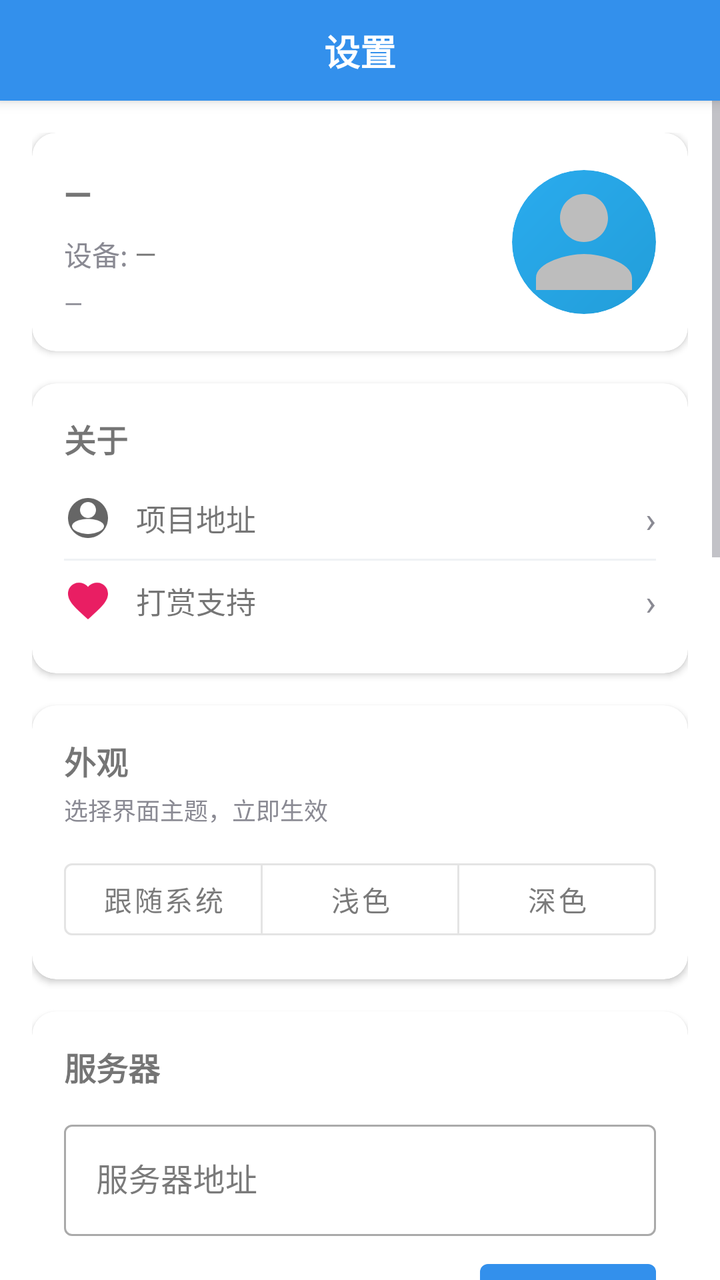
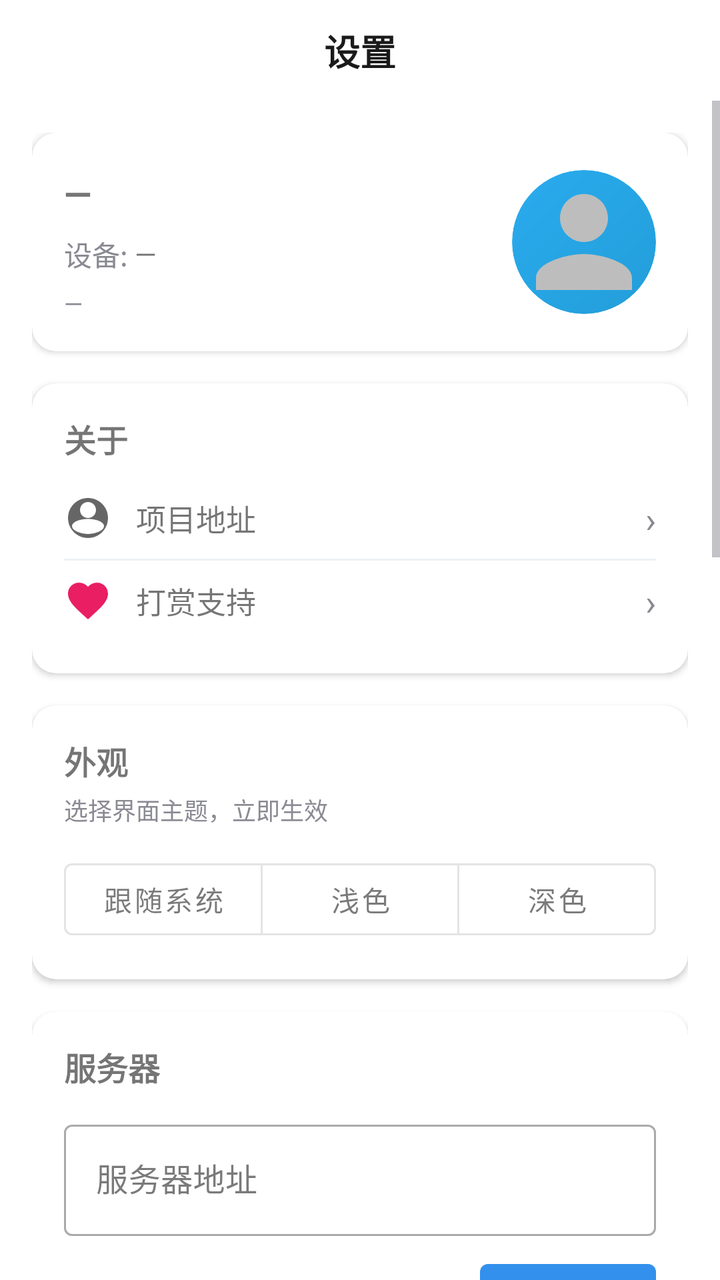

Before-and-after screenshots of an Android layout around one commit, followed by the original layout XML and the change that was made.
<!-- AndroidManifest.xml: application theme Theme.NotifySync -->
<!-- res/layout/fragment_settings.xml -->
<?xml version="1.0" encoding="utf-8"?>
<LinearLayout xmlns:android="http://schemas.android.com/apk/res/android"
    xmlns:app="http://schemas.android.com/apk/res-auto"
    android:layout_width="match_parent"
    android:layout_height="match_parent"
    android:orientation="vertical">

    
    <LinearLayout
        android:id="@+id/topBar"
        android:layout_width="match_parent"
        android:layout_height="wrap_content"
        android:orientation="horizontal"
        android:background="@color/brand_primary"
        android:elevation="4dp"
        android:padding="12dp"
        android:gravity="center_vertical">

        <TextView
            android:layout_width="0dp"
            android:layout_height="wrap_content"
            android:layout_weight="1"
            android:text="设置"
            android:gravity="center"
            android:textSize="18sp"
            android:textStyle="bold"
            android:textColor="@color/on_primary" />
    </LinearLayout>

    <ScrollView
        android:layout_width="match_parent"
        android:layout_height="0dp"
        android:layout_weight="1"
        android:fillViewport="true">

        <LinearLayout
            android:layout_width="match_parent"
            android:layout_height="wrap_content"
            android:orientation="vertical"
            android:padding="16dp">

            
            <com.google.android.material.card.MaterialCardView
                android:layout_width="match_parent"
                android:layout_height="wrap_content"
                android:layout_marginBottom="16dp"
                app:cardCornerRadius="12dp"
                app:cardElevation="2dp">

                <LinearLayout
                    android:layout_width="match_parent"
                    android:layout_height="wrap_content"
                    android:orientation="horizontal"
                    android:gravity="center_vertical"
                    android:padding="16dp">

                    
                    <LinearLayout
                        android:layout_width="0dp"
                        android:layout_height="wrap_content"
                        android:layout_weight="1"
                        android:orientation="vertical">

                        
                        <LinearLayout
                            android:id="@+id/llNickname"
                            android:layout_width="match_parent"
                            android:layout_height="wrap_content"
                            android:orientation="horizontal"
                            android:gravity="center_vertical"
                            android:clickable="true"
                            android:focusable="true"
                            android:background="?attr/selectableItemBackground"
                            android:paddingTop="2dp"
                            android:paddingBottom="2dp">

                            <TextView
                                android:id="@+id/tvDisplayName"
                                android:layout_width="0dp"
                                android:layout_height="wrap_content"
                                android:layout_weight="1"
                                android:text="—"
                                android:textSize="18sp"
                                android:textStyle="bold" />
                        </LinearLayout>

                        
                        <LinearLayout
                            android:id="@+id/llDeviceName"
                            android:layout_width="match_parent"
                            android:layout_height="wrap_content"
                            android:orientation="horizontal"
                            android:gravity="center_vertical"
                            android:clickable="true"
                            android:focusable="true"
                            android:background="?attr/selectableItemBackground"
                            android:paddingTop="2dp"
                            android:paddingBottom="2dp"
                            android:layout_marginTop="4dp">

                            <TextView
                                android:layout_width="wrap_content"
                                android:layout_height="wrap_content"
                                android:text="设备: "
                                android:textSize="14sp"
                                android:textColor="@color/on_surface_variant" />

                            <TextView
                                android:id="@+id/tvDeviceName"
                                android:layout_width="0dp"
                                android:layout_height="wrap_content"
                                android:layout_weight="1"
                                android:text="—"
                                android:textSize="14sp" />
                        </LinearLayout>

                        
                        <TextView
                            android:id="@+id/tvUsername"
                            android:layout_width="wrap_content"
                            android:layout_height="wrap_content"
                            android:text="—"
                            android:textSize="12sp"
                            android:textColor="@color/on_surface_variant"
                            android:layout_marginTop="4dp" />
                    </LinearLayout>

                    
                    <FrameLayout
                        android:id="@+id/flAvatar"
                        android:layout_width="72dp"
                        android:layout_height="72dp"
                        android:layout_marginStart="12dp"
                        android:clickable="true"
                        android:focusable="true"
                        android:background="?attr/selectableItemBackgroundBorderless">

                        <ImageView
                            android:id="@+id/ivAvatar"
                            android:layout_width="match_parent"
                            android:layout_height="match_parent"
                            android:scaleType="centerCrop"
                            android:src="@drawable/ic_default_avatar"
                            android:background="@drawable/bg_circle_avatar"
                            android:clipToOutline="true"
                            android:outlineProvider="background" />
                    </FrameLayout>
                </LinearLayout>
            </com.google.android.material.card.MaterialCardView>

            
            <com.google.android.material.card.MaterialCardView
                android:layout_width="match_parent"
                android:layout_height="wrap_content"
                android:layout_marginBottom="16dp"
                app:cardCornerRadius="12dp"
                app:cardElevation="2dp">

                <LinearLayout
                    android:layout_width="match_parent"
                    android:layout_height="wrap_content"
                    android:orientation="vertical"
                    android:padding="16dp">

                    <TextView
                        android:layout_width="wrap_content"
                        android:layout_height="wrap_content"
                        android:text="关于"
                        android:textStyle="bold"
                        android:textSize="16sp"
                        android:layout_marginBottom="8dp" />

                    
                    <LinearLayout
                        android:id="@+id/llProjectUrl"
                        android:layout_width="match_parent"
                        android:layout_height="wrap_content"
                        android:orientation="horizontal"
                        android:gravity="center_vertical"
                        android:clickable="true"
                        android:focusable="true"
                        android:background="?attr/selectableItemBackground"
                        android:paddingTop="8dp"
                        android:paddingBottom="8dp">

                        <ImageView
                            android:layout_width="24dp"
                            android:layout_height="24dp"
                            android:src="@drawable/ic_github"
                            android:layout_marginEnd="12dp" />

                        <TextView
                            android:layout_width="0dp"
                            android:layout_height="wrap_content"
                            android:layout_weight="1"
                            android:text="项目地址"
                            android:textSize="15sp" />

                        <TextView
                            android:layout_width="wrap_content"
                            android:layout_height="wrap_content"
                            android:text="›"
                            android:textSize="18sp"
                            android:textColor="@color/on_surface_variant" />
                    </LinearLayout>

                    <View
                        android:layout_width="match_parent"
                        android:layout_height="1dp"
                        android:background="@color/surface_variant" />

                    
                    <LinearLayout
                        android:id="@+id/llDonate"
                        android:layout_width="match_parent"
                        android:layout_height="wrap_content"
                        android:orientation="horizontal"
                        android:gravity="center_vertical"
                        android:clickable="true"
                        android:focusable="true"
                        android:background="?attr/selectableItemBackground"
                        android:paddingTop="8dp"
                        android:paddingBottom="8dp">

                        <ImageView
                            android:layout_width="24dp"
                            android:layout_height="24dp"
                            android:src="@drawable/ic_donate"
                            android:layout_marginEnd="12dp" />

                        <TextView
                            android:layout_width="0dp"
                            android:layout_height="wrap_content"
                            android:layout_weight="1"
                            android:text="打赏支持"
                            android:textSize="15sp" />

                        <TextView
                            android:layout_width="wrap_content"
                            android:layout_height="wrap_content"
                            android:text="›"
                            android:textSize="18sp"
                            android:textColor="@color/on_surface_variant" />
                    </LinearLayout>
                </LinearLayout>
            </com.google.android.material.card.MaterialCardView>

            
            <com.google.android.material.card.MaterialCardView
                android:layout_width="match_parent"
                android:layout_height="wrap_content"
                android:layout_marginBottom="16dp"
                app:cardCornerRadius="12dp"
                app:cardElevation="2dp">

                <LinearLayout
                    android:layout_width="match_parent"
                    android:layout_height="wrap_content"
                    android:orientation="vertical"
                    android:padding="16dp">

                    <TextView
                        android:layout_width="wrap_content"
                        android:layout_height="wrap_content"
                        android:text="外观"
                        android:textStyle="bold"
                        android:textSize="16sp"
                        android:layout_marginBottom="4dp" />

                    <TextView
                        android:layout_width="match_parent"
                        android:layout_height="wrap_content"
                        android:text="选择界面主题，立即生效"
                        android:textSize="12sp"
                        android:textColor="@color/on_surface_variant"
                        android:layout_marginBottom="12dp" />

                    <com.google.android.material.button.MaterialButtonToggleGroup
                        android:id="@+id/toggleTheme"
                        android:layout_width="match_parent"
                        android:layout_height="wrap_content"
                        app:singleSelection="true"
                        app:selectionRequired="true">

                        <com.google.android.material.button.MaterialButton
                            android:id="@+id/btnThemeSystem"
                            style="@style/Widget.MaterialComponents.Button.OutlinedButton"
                            android:layout_width="0dp"
                            android:layout_height="wrap_content"
                            android:layout_weight="1"
                            android:text="跟随系统" />

                        <com.google.android.material.button.MaterialButton
                            android:id="@+id/btnThemeLight"
                            style="@style/Widget.MaterialComponents.Button.OutlinedButton"
                            android:layout_width="0dp"
                            android:layout_height="wrap_content"
                            android:layout_weight="1"
                            android:text="浅色" />

                        <com.google.android.material.button.MaterialButton
                            android:id="@+id/btnThemeDark"
                            style="@style/Widget.MaterialComponents.Button.OutlinedButton"
                            android:layout_width="0dp"
                            android:layout_height="wrap_content"
                            android:layout_weight="1"
                            android:text="深色" />
                    </com.google.android.material.button.MaterialButtonToggleGroup>
                </LinearLayout>
            </com.google.android.material.card.MaterialCardView>

            
            <com.google.android.material.card.MaterialCardView
                android:layout_width="match_parent"
                android:layout_height="wrap_content"
                android:layout_marginBottom="16dp"
                app:cardCornerRadius="12dp"
                app:cardElevation="2dp">

                <LinearLayout
                    android:layout_width="match_parent"
                    android:layout_height="wrap_content"
                    android:orientation="vertical"
                    android:padding="16dp">

                    <TextView
                        android:layout_width="wrap_content"
                        android:layout_height="wrap_content"
                        android:text="服务器"
                        android:textStyle="bold"
                        android:textSize="16sp"
                        android:layout_marginBottom="12dp" />

                    <com.google.android.material.textfield.TextInputLayout
                        android:layout_width="match_parent"
                        android:layout_height="wrap_content"
                        style="@style/Widget.MaterialComponents.TextInputLayout.OutlinedBox"
                        android:layout_marginBottom="8dp">

                        <com.google.android.material.textfield.TextInputEditText
                            android:id="@+id/etServerUrl"
                            android:layout_width="match_parent"
                            android:layout_height="wrap_content"
                            android:hint="服务器地址"
                            android:inputType="textUri"
                            android:singleLine="true" />
                    </com.google.android.material.textfield.TextInputLayout>

                    <LinearLayout
                        android:layout_width="match_parent"
                        android:layout_height="wrap_content"
                        android:orientation="horizontal"
                        android:gravity="end">

                        <com.google.android.material.button.MaterialButton
                            android:id="@+id/btnTestConnection"
                            android:layout_width="wrap_content"
                            android:layout_height="wrap_content"
                            android:text="测试连接"
                            style="@style/Widget.MaterialComponents.Button.TextButton" />

                        <com.google.android.material.button.MaterialButton
                            android:id="@+id/btnSaveServerUrl"
                            android:layout_width="wrap_content"
                            android:layout_height="wrap_content"
                            android:text="保存" />
                    </LinearLayout>
                </LinearLayout>
            </com.google.android.material.card.MaterialCardView>

            
            <com.google.android.material.card.MaterialCardView
                android:layout_width="match_parent"
                android:layout_height="wrap_content"
                android:layout_marginBottom="16dp"
                app:cardCornerRadius="12dp"
                app:cardElevation="2dp">

                <LinearLayout
                    android:layout_width="match_parent"
                    android:layout_height="wrap_content"
                    android:orientation="vertical"
                    android:padding="16dp">

                    <TextView
                        android:layout_width="wrap_content"
                        android:layout_height="wrap_content"
                        android:text="通知监听权限"
                        android:textStyle="bold"
                        android:textSize="16sp"
                        android:layout_marginBottom="8dp" />

                    <LinearLayout
                        android:layout_width="match_parent"
                        android:layout_height="wrap_content"
                        android:orientation="horizontal"
                        android:gravity="center_vertical"
                        android:layout_marginBottom="12dp">

                        <TextView
                            android:layout_width="0dp"
                            android:layout_height="wrap_content"
                            android:layout_weight="1"
                            android:text="状态: " />

                        <TextView
                            android:id="@+id/tvPermissionStatus"
                            android:layout_width="wrap_content"
                            android:layout_height="wrap_content"
                            android:text="未授权"
                            android:textColor="@color/danger"
                            android:textStyle="bold" />
                    </LinearLayout>

                    <com.google.android.material.button.MaterialButton
                        android:id="@+id/btnNotificationPermission"
                        android:layout_width="match_parent"
                        android:layout_height="wrap_content"
                        android:text="去授权通知监听" />
                </LinearLayout>
            </com.google.android.material.card.MaterialCardView>

            
            <com.google.android.material.card.MaterialCardView
                android:layout_width="match_parent"
                android:layout_height="wrap_content"
                android:layout_marginBottom="16dp"
                app:cardCornerRadius="12dp"
                app:cardElevation="2dp">

                <LinearLayout
                    android:layout_width="match_parent"
                    android:layout_height="wrap_content"
                    android:orientation="vertical"
                    android:padding="16dp">

                    <TextView
                        android:layout_width="wrap_content"
                        android:layout_height="wrap_content"
                        android:text="短信验证码"
                        android:textStyle="bold"
                        android:textSize="16sp"
                        android:layout_marginBottom="4dp" />

                    <TextView
                        android:layout_width="match_parent"
                        android:layout_height="wrap_content"
                        android:text="开启后自动读取新短信，提取验证码并复制到剪贴板"
                        android:textSize="12sp"
                        android:textColor="@color/on_surface_variant"
                        android:layout_marginBottom="12dp" />

                    <LinearLayout
                        android:layout_width="match_parent"
                        android:layout_height="wrap_content"
                        android:orientation="horizontal"
                        android:gravity="center_vertical"
                        android:layout_marginBottom="12dp">

                        <TextView
                            android:layout_width="0dp"
                            android:layout_height="wrap_content"
                            android:layout_weight="1"
                            android:text="状态: " />

                        <TextView
                            android:id="@+id/tvSmsStatus"
                            android:layout_width="wrap_content"
                            android:layout_height="wrap_content"
                            android:text="未授权"
                            android:textColor="@color/danger"
                            android:textStyle="bold" />
                    </LinearLayout>

                    <LinearLayout
                        android:layout_width="match_parent"
                        android:layout_height="wrap_content"
                        android:orientation="horizontal"
                        android:gravity="center_vertical">

                        <TextView
                            android:layout_width="0dp"
                            android:layout_height="wrap_content"
                            android:layout_weight="1"
                            android:text="自动提取并复制验证码"
                            android:textSize="14sp" />

                        <com.google.android.material.button.MaterialButton
                            android:id="@+id/btnSmsPermission"
                            style="@style/Widget.MaterialComponents.Button.TextButton"
                            android:layout_width="wrap_content"
                            android:layout_height="wrap_content"
                            android:text="授权读取短信" />

                        <androidx.appcompat.widget.SwitchCompat
                            android:id="@+id/swSmsCapture"
                            android:layout_width="wrap_content"
                            android:layout_height="wrap_content" />
                    </LinearLayout>
                </LinearLayout>
            </com.google.android.material.card.MaterialCardView>

            
            <com.google.android.material.card.MaterialCardView
                android:layout_width="match_parent"
                android:layout_height="wrap_content"
                android:layout_marginBottom="16dp"
                app:cardCornerRadius="12dp"
                app:cardElevation="2dp">

                <LinearLayout
                    android:layout_width="match_parent"
                    android:layout_height="wrap_content"
                    android:orientation="vertical"
                    android:padding="16dp">

                    <TextView
                        android:layout_width="wrap_content"
                        android:layout_height="wrap_content"
                        android:text="应用过滤"
                        android:textStyle="bold"
                        android:textSize="16sp"
                        android:layout_marginBottom="8dp" />

                    <LinearLayout
                        android:layout_width="match_parent"
                        android:layout_height="wrap_content"
                        android:orientation="horizontal"
                        android:gravity="center_vertical"
                        android:layout_marginBottom="4dp">

                        <TextView
                            android:layout_width="0dp"
                            android:layout_height="wrap_content"
                            android:layout_weight="1"
                            android:text="仅同步所选应用"
                            android:textSize="14sp" />

                        <androidx.appcompat.widget.SwitchCompat
                            android:id="@+id/swFilterEnabled"
                            android:layout_width="wrap_content"
                            android:layout_height="wrap_content" />
                    </LinearLayout>

                    <TextView
                        android:layout_width="match_parent"
                        android:layout_height="wrap_content"
                        android:text="关闭 = 同步所有应用；开启后只同步下方勾选的应用"
                        android:textSize="12sp"
                        android:textColor="@color/on_surface_variant"
                        android:layout_marginBottom="8dp" />

                    <androidx.recyclerview.widget.RecyclerView
                        android:id="@+id/rvAppFilter"
                        android:layout_width="match_parent"
                        android:layout_height="240dp"
                        android:clipToPadding="false" />

                    <ProgressBar
                        android:id="@+id/progressBarFilters"
                        android:layout_width="wrap_content"
                        android:layout_height="wrap_content"
                        android:layout_gravity="center"
                        android:visibility="gone" />

                    <TextView
                        android:id="@+id/tvEmptyFilters"
                        android:layout_width="match_parent"
                        android:layout_height="wrap_content"
                        android:text="未找到可同步的应用"
                        android:gravity="center"
                        android:padding="24dp"
                        android:textColor="@color/on_surface_variant"
                        android:visibility="gone" />

                    <com.google.android.material.button.MaterialButton
                        android:id="@+id/btnSaveFilters"
                        android:layout_width="match_parent"
                        android:layout_height="wrap_content"
                        android:layout_marginTop="8dp"
                        android:text="保存应用过滤" />
                </LinearLayout>
            </com.google.android.material.card.MaterialCardView>

            
            <com.google.android.material.button.MaterialButton
                android:id="@+id/btnLogout"
                android:layout_width="match_parent"
                android:layout_height="52dp"
                android:text="退出登录"
                android:backgroundTint="@color/danger"
                android:textColor="@android:color/white" />

        </LinearLayout>
    </ScrollView>
</LinearLayout>
<!-- resources referenced by this layout -->
<resources>
  <color name="brand_primary">#3390EC</color>
  <color name="danger">#E25555</color>
  <color name="on_primary">#FFFFFF</color>
  <color name="on_surface_variant">#8A8A93</color>
  <color name="surface_variant">#EFF2F5</color>
  <!-- drawable bg_circle_avatar (drawable) -->
  <?xml version="1.0" encoding="utf-8"?>
  <shape xmlns:android="http://schemas.android.com/apk/res/android"
      android:shape="oval">
      <gradient
          android:angle="315"
          android:startColor="@color/brand_gradient_start"
          android:endColor="@color/brand_gradient_end" />
  </shape>
  <!-- drawable ic_default_avatar (drawable) -->
  <vector xmlns:android="http://schemas.android.com/apk/res/android"
      android:width="48dp"
      android:height="48dp"
      android:viewportWidth="24"
      android:viewportHeight="24">
      <path
          android:fillColor="#BDBDBD"
          android:pathData="M12,12c2.21,0 4,-1.79 4,-4s-1.79,-4 -4,-4 -4,1.79 -4,4 1.79,4 4,4zM12,14c-2.67,0 -8,1.34 -8,4v2h16v-2c0,-2.66 -5.33,-4 -8,-4z" />
  </vector>
  <!-- drawable ic_donate (drawable) -->
  <vector xmlns:android="http://schemas.android.com/apk/res/android"
      android:width="24dp"
      android:height="24dp"
      android:viewportWidth="24"
      android:viewportHeight="24">
      <path
          android:fillColor="#E91E63"
          android:pathData="M12,21.35l-1.45,-1.32C5.4,15.36 2,12.28 2,8.5 2,5.42 4.42,3 7.5,3c1.74,0 3.41,0.81 4.5,2.09C13.09,3.81 14.76,3 16.5,3 19.58,3 22,5.42 22,8.5c0,3.78 -3.4,6.86 -8.55,11.54L12,21.35z" />
  </vector>
  <!-- drawable ic_github (drawable) -->
  <vector xmlns:android="http://schemas.android.com/apk/res/android"
      android:width="24dp"
      android:height="24dp"
      android:viewportWidth="24"
      android:viewportHeight="24">
      <path
          android:fillColor="#666666"
          android:pathData="M12,2C6.48,2 2,6.48 2,12s4.48,10 10,10 10,-4.48 10,-10S17.52,2 12,2zM12,4c2.21,0 4,1.79 4,4s-1.79,4 -4,4 -4,-1.79 -4,-4 1.79,-4 4,-4zM12,20c-2.67,0 -8,-1.34 -8,-4 0,-1.5 2.67,-3.5 8,-3.5s8,2 8,3.5c0,2.66 -5.33,4 -8,4z" />
  </vector>
  <style name="Theme.NotifySync" parent="Theme.MaterialComponents.DayNight.NoActionBar">
          <item name="colorPrimary">@color/brand_primary</item>
          <item name="colorPrimaryVariant">@color/brand_primary_dark</item>
          <item name="colorOnPrimary">@color/on_primary</item>
          <item name="colorSecondary">@color/secondary</item>
          <item name="colorOnSecondary">@color/on_secondary</item>
          <item name="colorSurface">@color/surface</item>
          <item name="colorOnSurface">@color/on_surface</item>
          <item name="colorError">@color/error</item>
          <item name="android:colorBackground">@color/background</item>
          <item name="colorOnBackground">@color/on_surface</item>
          <item name="colorControlNormal">@color/on_surface_variant</item>
          <item name="colorControlActivated">@color/brand_primary</item>
          <item name="android:windowBackground">@color/background</item>
          
          <item name="android:statusBarColor">@android:color/transparent</item>
          <item name="android:navigationBarColor">@android:color/transparent</item>
          <item name="android:windowLightStatusBar">true</item>
          <item name="android:windowLightNavigationBar">true</item>
      </style>
  <color name="brand_gradient_start">#2AABEE</color>
  <color name="brand_gradient_end">#229ED9</color>
  <color name="brand_primary_dark">#2B7CD3</color>
  <color name="secondary">#3390EC</color>
  <color name="on_secondary">#FFFFFF</color>
  <color name="surface">#FFFFFF</color>
  <color name="on_surface">#212121</color>
  <color name="error">#E25555</color>
  <color name="background">#FFFFFF</color>
</resources>

<!-- the commit's change to res/layout/fragment_settings.xml (unified diff, before → after) -->
@@ -11,8 +11,7 @@
         android:layout_width="match_parent"
         android:layout_height="wrap_content"
         android:orientation="horizontal"
-        android:background="@color/brand_primary"
-        android:elevation="4dp"
+        android:background="@android:color/transparent"
         android:padding="12dp"
         android:gravity="center_vertical">
 
@@ -24,7 +23,7 @@
             android:gravity="center"
             android:textSize="18sp"
             android:textStyle="bold"
-            android:textColor="@color/on_primary" />
+            android:textColor="@color/on_wallpaper" />
     </LinearLayout>
 
     <ScrollView
<!-- resource entries referenced after the edit -->
@@ -4,6 +4,7 @@
   <color name="danger">#E25555</color>
   <color name="on_primary">#FFFFFF</color>
   <color name="on_surface_variant">#8A8A93</color>
+  <color name="on_wallpaper">#1A1A1A</color>
   <color name="surface_variant">#EFF2F5</color>
   <!-- drawable bg_circle_avatar (drawable) -->
   <?xml version="1.0" encoding="utf-8"?>
